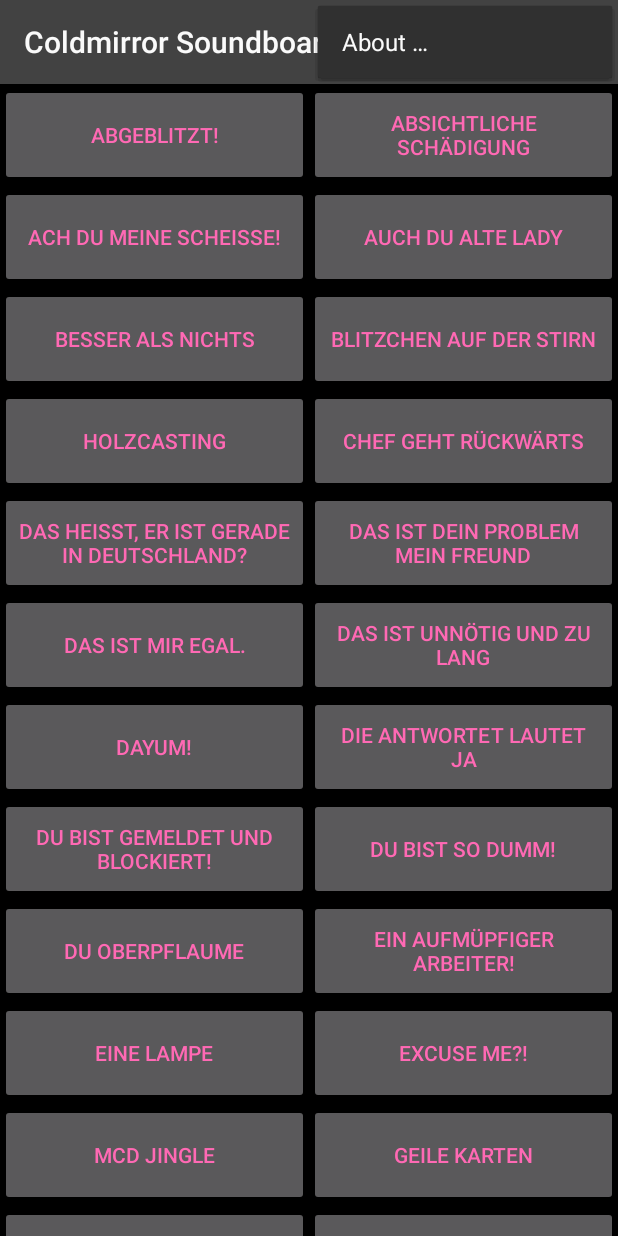
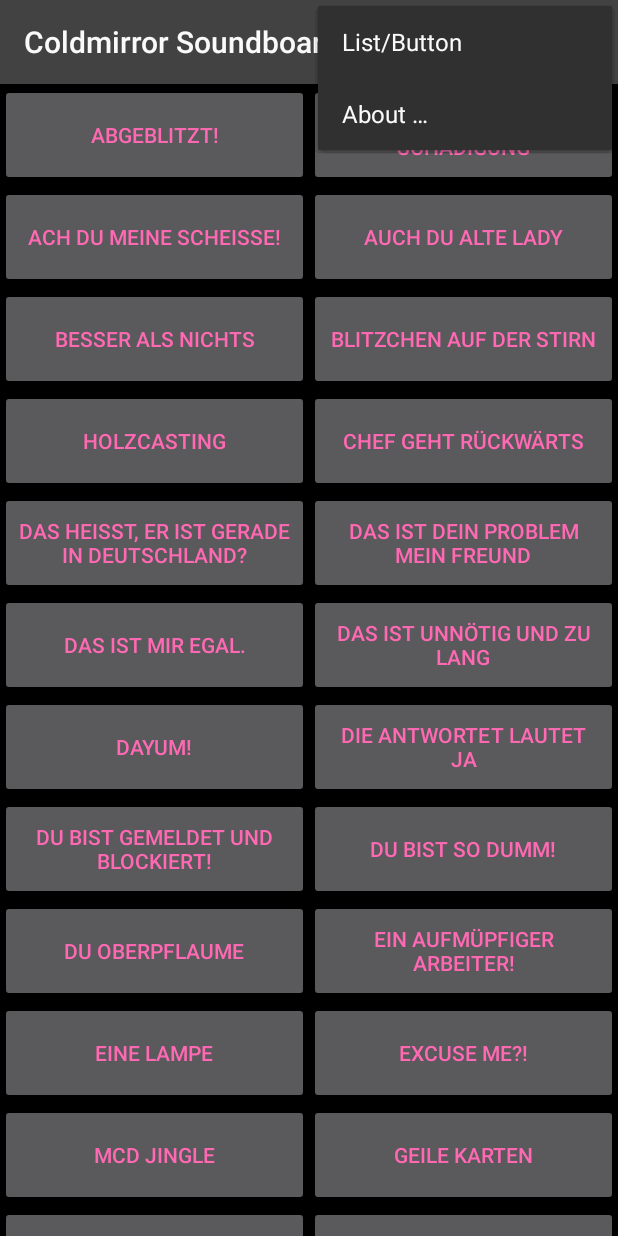
Before and after one commit to AhiruSoftwareCompany/coldmirrorapp, an Android app: the screen it shows after launch (MainActivity), with the options menu open, on a phone screen of 412 x 824 dp. Run offline under Robolectric (Android 15) with nearby library versions, the phone set to English and light mode, and no system bars.

Commit message:
Added temporary menu item for switching layouts

```diff
--- a/app/src/main/res/menu/main_menu.xml
+++ b/app/src/main/res/menu/main_menu.xml
@@ -1,6 +1,6 @@
 <?xml version="1.0" encoding="utf-8"?>
-<menu xmlns:app="http://schemas.android.com/apk/res-auto"
-    xmlns:android="http://schemas.android.com/apk/res/android">
+<menu xmlns:android="http://schemas.android.com/apk/res/android"
+    xmlns:app="http://schemas.android.com/apk/res-auto">
     <item
         android:id="@+id/stop"
         android:icon="@android:drawable/ic_media_pause"
@@ -19,9 +19,9 @@
         android:showAsAction="always"
         android:title="@string/menuSearch"
         android:visible="true" />
-    <!--<item
+    <item
         android:id="@+id/list"
-        android:title="Item" />-->
+        android:title="List/Button" />
     <item
         android:id="@+id/about"
         android:showAsAction="never"
```
